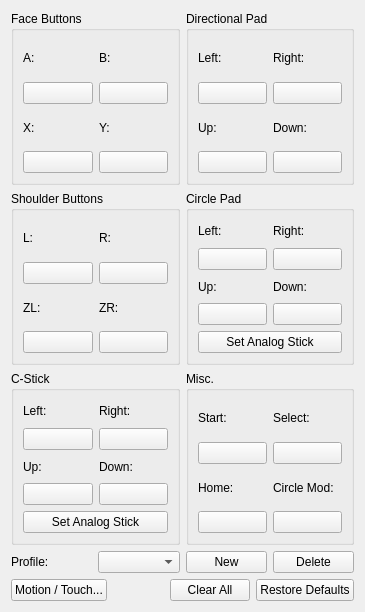
This is src/citra/configuration/configure_input.ui in GreenAmaranthine/citra as Qt 5 draws it before an edit. The edited form follows.
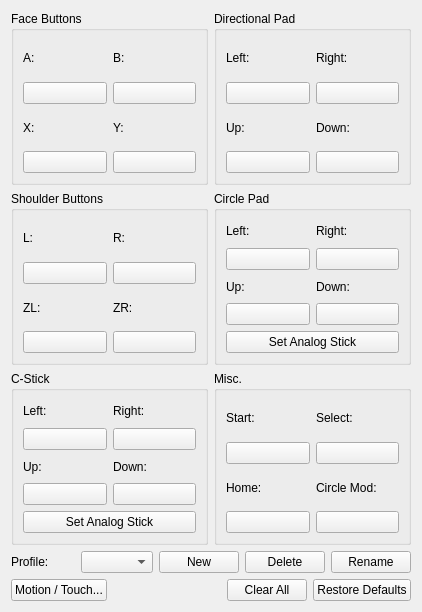
This is the edited form.

Commit message: Add rename profile; Minor changes

```diff
--- a/src/citra/configuration/configure_input.ui
+++ b/src/citra/configuration/configure_input.ui
@@ -6,7 +6,7 @@
    <rect>
     <x>0</x>
     <y>0</y>
-    <width>365</width>
+    <width>422</width>
     <height>612</height>
    </rect>
   </property>
@@ -582,6 +582,13 @@
          </property>
         </widget>
        </item>
+       <item>
+        <widget class="QPushButton" name="buttonRename">
+         <property name="text">
+          <string>Rename</string>
+         </property>
+        </widget>
+       </item>
       </layout>
      </item>
      <item>
```
The commit also changes 4 other files.
